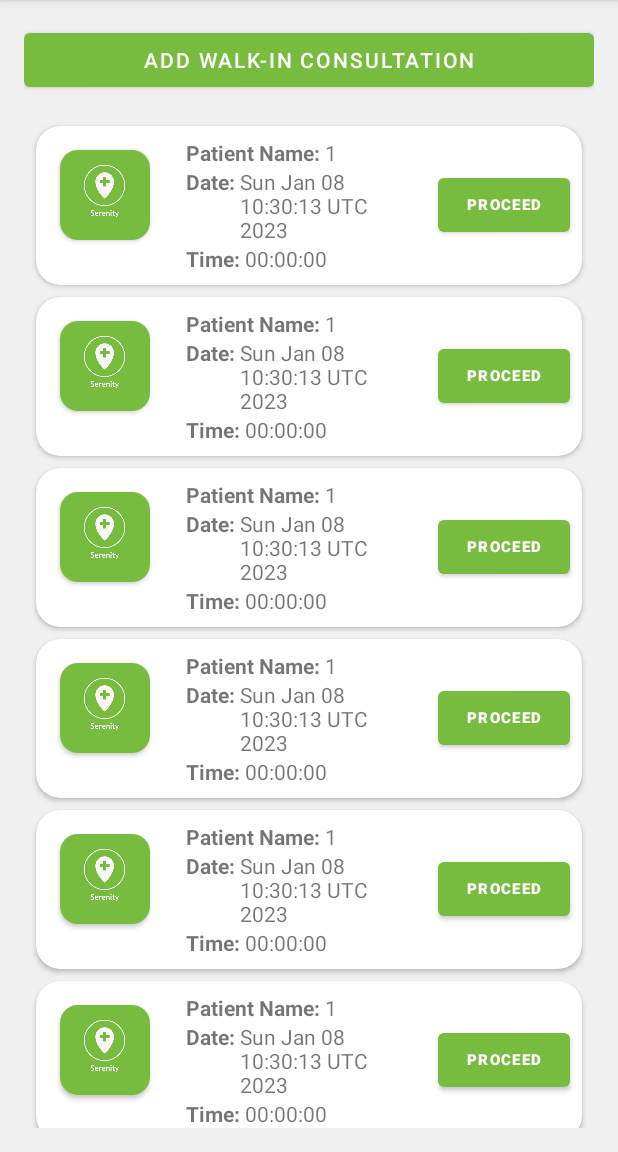
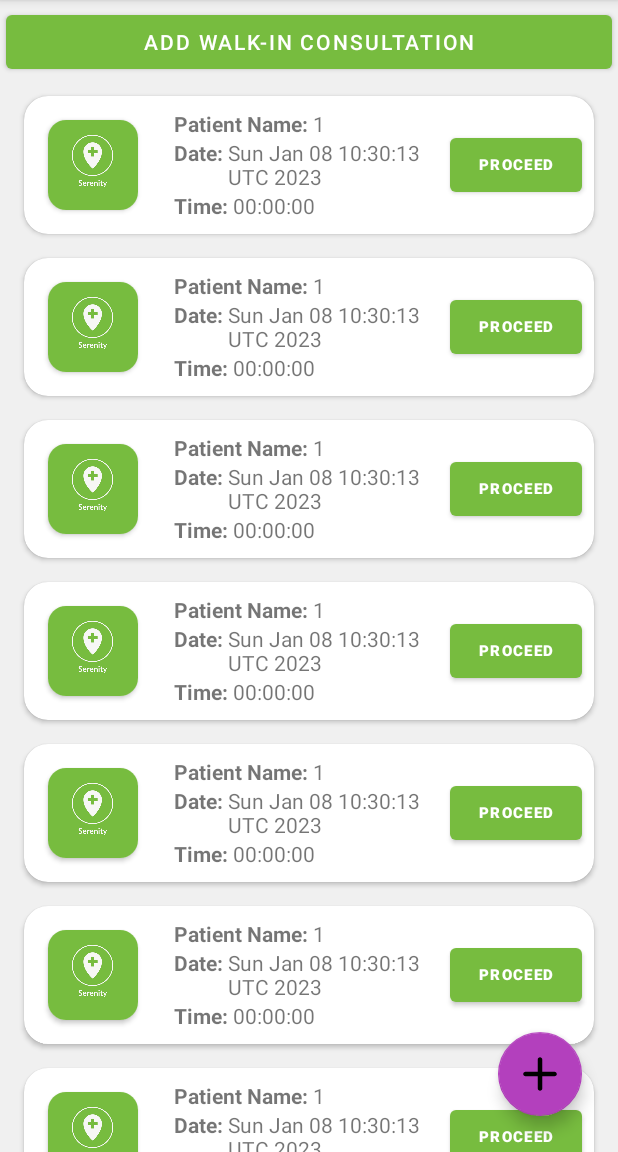
Before and after one commit to Grrom/Serenity-Health, an Android app: the fragment ConsultationsFragment shown on its own in the app's theme, on a phone screen of 412 x 824 dp, the part 84-1236 px from its top. Run offline under Robolectric (Android 15) with nearby library versions, the phone set to English and light mode, and no system bars.

Commit message:
adjust recycler view layouts

```diff
--- a/app/src/main/java/com/example/serenityhealth/MainActivity.java
+++ b/app/src/main/java/com/example/serenityhealth/MainActivity.java
@@ -37,7 +37,6 @@ public class MainActivity extends AppCompatActivity {
         setContentView(binding.getRoot());
 
         setSupportActionBar(binding.appBarMain.toolbar);
-        binding.appBarMain.fab.setOnClickListener(view -> startActivity(new Intent(getApplicationContext(), AddAppointmentActivity.class)));
         DrawerLayout drawer = binding.drawerLayout;
         NavigationView navigationView = binding.navView;
 
--- a/app/src/main/java/com/example/serenityhealth/ui/consultations/ConsultationsFragment.java
+++ b/app/src/main/java/com/example/serenityhealth/ui/consultations/ConsultationsFragment.java
@@ -12,12 +12,14 @@ import androidx.fragment.app.Fragment;
 import androidx.recyclerview.widget.LinearLayoutManager;
 import androidx.recyclerview.widget.RecyclerView;
 
+import com.example.serenityhealth.AddAppointmentActivity;
 import com.example.serenityhealth.ConsultationActivity;
 import com.example.serenityhealth.R;
 import com.example.serenityhealth.adapters.ConsultationAdapter;
 import com.example.serenityhealth.databinding.FragmentConsutationsBinding;
 import com.example.serenityhealth.models.ConsultationModel;
 import com.example.serenityhealth.models.PatientModel;
+import com.google.android.material.floatingactionbutton.FloatingActionButton;
 
 import java.sql.Time;
 import java.util.ArrayList;
@@ -35,6 +37,9 @@ public class ConsultationsFragment extends Fragment {
 
         RecyclerView recyclerView = binding.consultationsRecyclerView;
         Button addWalkin = binding.addWalkInButton;
+        FloatingActionButton fab = binding.fab;
+
+        fab.setOnClickListener(view -> startActivity(new Intent(getContext(), AddAppointmentActivity.class)));
 
         setupConsultations();
 
--- a/app/src/main/res/layout/app_bar_main.xml
+++ b/app/src/main/res/layout/app_bar_main.xml
@@ -22,13 +22,5 @@
 
     <include layout="@layout/content_main" />
 
-    <com.google.android.material.floatingactionbutton.FloatingActionButton
-        android:id="@+id/fab"
-        android:layout_width="wrap_content"
-        android:layout_height="wrap_content"
-        android:layout_gravity="bottom|end"
-        android:layout_marginEnd="@dimen/fab_margin"
-        android:layout_marginBottom="16dp"
-        app:srcCompat="@drawable/ic_plus" />
 
 </androidx.coordinatorlayout.widget.CoordinatorLayout>
--- a/app/src/main/res/layout/consultation_item_row.xml
+++ b/app/src/main/res/layout/consultation_item_row.xml
@@ -4,8 +4,8 @@
     xmlns:app="http://schemas.android.com/apk/res-auto"
     android:layout_width="match_parent"
     android:layout_height="wrap_content"
-    android:layout_marginHorizontal="8dp"
-    android:layout_marginVertical="4dp"
+    android:layout_marginHorizontal="16dp"
+    android:layout_marginVertical="8dp"
     app:cardCornerRadius="16dp">
 
     <androidx.appcompat.widget.LinearLayoutCompat
--- a/app/src/main/res/layout/fragment_consutations.xml
+++ b/app/src/main/res/layout/fragment_consutations.xml
@@ -1,20 +1,25 @@
 <?xml version="1.0" encoding="utf-8"?>
 
-<androidx.appcompat.widget.LinearLayoutCompat xmlns:android="http://schemas.android.com/apk/res/android"
+<RelativeLayout
+    xmlns:android="http://schemas.android.com/apk/res/android"
     xmlns:app="http://schemas.android.com/apk/res-auto"
     xmlns:tools="http://schemas.android.com/tools"
     android:layout_width="match_parent"
     android:layout_height="match_parent"
     android:background="@color/bg_light"
     android:orientation="vertical"
-    android:padding="16dp"
     tools:context=".ui.consultations.ConsultationsFragment">
+
+    <androidx.appcompat.widget.LinearLayoutCompat
+        android:layout_width="match_parent"
+        android:layout_height="match_parent"
+        android:orientation="vertical">
 
         <Button
             android:id="@+id/add_walk_in_button"
             android:layout_width="match_parent"
             android:layout_height="wrap_content"
-        android:layout_marginBottom="16dp"
+            android:layout_margin="4dp"
             android:text="Add Walk-in Consultation" />
 
 
@@ -22,4 +27,19 @@
             android:id="@+id/consultations_recycler_view"
             android:layout_width="match_parent"
             android:layout_height="match_parent" />
+
+
     </androidx.appcompat.widget.LinearLayoutCompat>
+
+    <com.google.android.material.floatingactionbutton.FloatingActionButton
+        android:id="@+id/fab"
+        android:layout_width="wrap_content"
+        android:layout_height="wrap_content"
+        android:layout_alignParentEnd="true"
+        android:layout_alignParentBottom="true"
+        android:layout_gravity="bottom|end"
+        android:layout_marginBottom="24dp"
+        android:layout_marginRight="24dp"
+        app:srcCompat="@drawable/ic_plus" />
+
+</RelativeLayout>
--- a/app/src/main/res/layout/fragment_history.xml
+++ b/app/src/main/res/layout/fragment_history.xml
@@ -7,12 +7,11 @@
     android:layout_height="match_parent"
     android:background="@color/bg_light"
     android:orientation="vertical"
-    android:padding="16dp"
     tools:context=".ui.history.HistoryFragment">
-
 
     <androidx.recyclerview.widget.RecyclerView
         android:id="@+id/history_recycler_view"
         android:layout_width="match_parent"
         android:layout_height="match_parent" />
+
 </androidx.appcompat.widget.LinearLayoutCompat>
```
Lines whose indentation alone changed are shown as unchanged.
